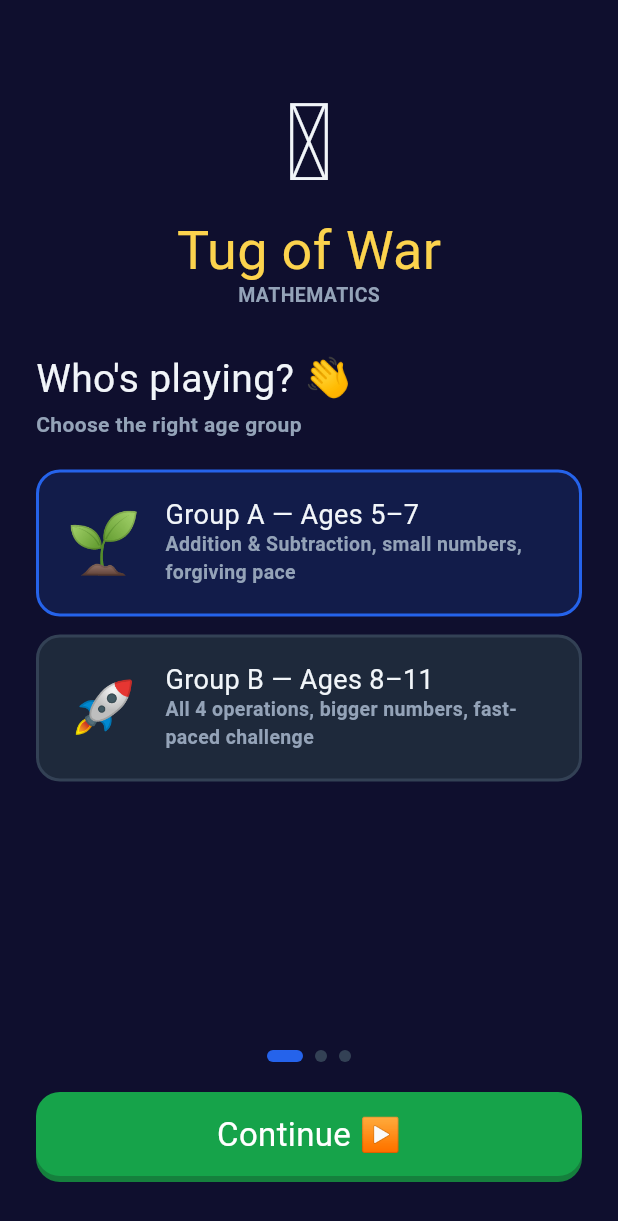
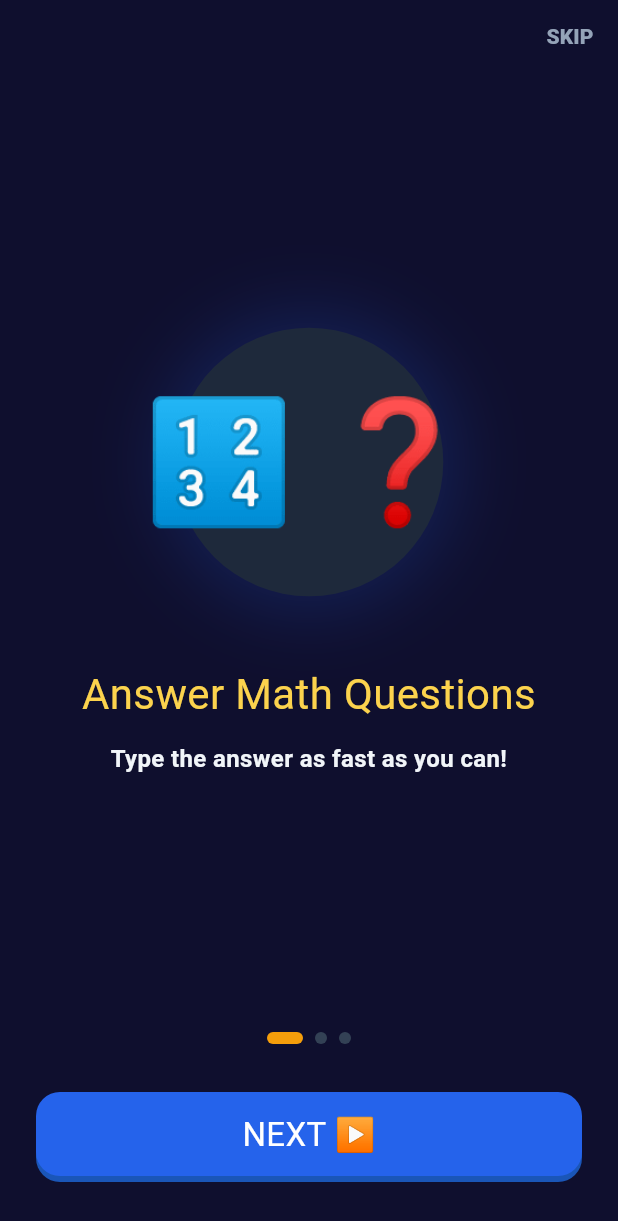
Before and after one commit to Zeeshndev/tug-of-war-game, a Flutter app: the OnboardingScreen screen opened directly, on a phone screen of 412 x 824 dp. Shown: the top 1221 px of the screen. Run offline on Flutter 3.47's test engine with Material 3 defaults, Android fonts, the phone set to English and light mode, and no system bars; our stand-ins replace confetti, flutter_riverpod, go_router, google_mobile_ads, just_audio, shared_preferences; accounts and stored records are empty; Roboto replaces fonts that are missing (Fredoka, Nunito).

Commit message:
feat(onboarding): implement UC-002 first-time tutorial and age selection

```diff
--- a/lib/screens/onboarding_screen.dart
+++ b/lib/screens/onboarding_screen.dart
@@ -3,7 +3,7 @@ import 'package:flutter_riverpod/flutter_riverpod.dart';
 import 'package:go_router/go_router.dart';
 import '../providers/app_providers.dart';
 import '../utils/theme.dart';
-import '../widgets/common_widgets.dart';
+import '../widgets/common_widgets.dart'; // Using your custom BigButton
 
 class OnboardingScreen extends ConsumerStatefulWidget {
   const OnboardingScreen({super.key});
@@ -13,20 +13,56 @@ class OnboardingScreen extends ConsumerStatefulWidget {
 }
 
 class _OnboardingScreenState extends ConsumerState<OnboardingScreen> {
-  int _step = 0;
-  String _selectedAge = 'A';
-  bool _soundOn = true;
+  final PageController _pageController = PageController();
+  int _currentSlide = 0;
+  bool _showAgeSelection = false;
 
-  void _next() async {
-    if (_step < 2) {
-      setState(() => _step++);
+  // Exact data from UC-002 Functional Requirements
+  final List<Map<String, String>> _slides = [
+    {
+      'icon': '🔢 ❓',
+      'title': 'Answer Math Questions',
+      'desc': 'Type the answer as fast as you can!'
+    },
+    {
+      'icon': '🪢 ⬅️',
+      'title': 'Pull the Rope!',
+      'desc': 'Every correct answer pulls the rope to your side.'
+    },
+    {
+      'icon': '🏆 🎉',
+      'title': 'Win the Match!',
+      'desc': 'Pull the rope all the way across to win!'
+    },
+  ];
+
+  void _onNext() {
+    if (_currentSlide < _slides.length - 1) {
+      _pageController.nextPage(
+        duration: const Duration(milliseconds: 300),
+        curve: Curves.easeIn,
+      );
     } else {
-      // Complete onboarding
-      await ref.read(profileProvider.notifier).setAgeGroup(_selectedAge);
-      await ref.read(profileProvider.notifier).setSound(_soundOn);
-      await ref.read(profileProvider.notifier).completeOnboarding();
-      if (mounted) context.go('/home');
+      setState(() => _showAgeSelection = true);
     }
+  }
+
+  void _onSkip() {
+    setState(() => _showAgeSelection = true);
+  }
+
+  Future<void> _completeOnboarding(String ageGroup) async {
+    // Save to local storage via your existing Riverpod providers
+    await ref.read(profileProvider.notifier).setAgeGroup(ageGroup);
+    await ref.read(profileProvider.notifier).completeOnboarding();
+
+    if (mounted) context.go('/home');
+  }
+
+  @override
+  void dispose() {
+    _pageController.dispose();
+    super.dispose();
   }
 
   @override
@@ -34,64 +70,139 @@ class _OnboardingScreenState extends ConsumerState<OnboardingScreen> {
     return Scaffold(
       backgroundColor: const Color(0xFF0F0F2E),
       body: SafeArea(
-        child: Padding(
-          padding: const EdgeInsets.all(24),
-          child: Column(
-            children: [
-              // Logo
-              const SizedBox(height: 20),
-              Text('🪢', style: const TextStyle(fontSize: 72)),
-              Text('Tug of War', style: AppTheme.display(36, color: AppTheme.yellowLight)),
-              Text(
-                'MATHEMATICS',
-                style: AppTheme.body(13, color: AppTheme.textSecondary),
-              ),
-              const SizedBox(height: 32),
-
-              // Step content
-              Expanded(child: _buildStep()),
-
-              // Dots
-              Row(
-                mainAxisAlignment: MainAxisAlignment.center,
-                children: List.generate(3, (i) => _Dot(active: i == _step)),
-              ),
-              const SizedBox(height: 20),
-
-              // Button
-              BigButton(
-                label: _step < 2 ? 'Continue ▶' : "Let's Play! 🎮",
-                onTap: _next,
-                color: AppTheme.green,
-                shadowColor: const Color(0xFF15803D),
-              ),
-              const SizedBox(height: 16),
-            ],
-          ),
+        child: AnimatedSwitcher(
+          duration: const Duration(milliseconds: 500),
+          child: _showAgeSelection ? _buildAgeSelection() : _buildTutorialSlides(),
         ),
       ),
     );
   }
 
-  Widget _buildStep() {
-    switch (_step) {
-      case 0:
-        return _AgeGroupStep(
-          selected: _selectedAge,
-          onSelect: (g) => setState(() => _selectedAge = g),
-        );
-      case 1:
-        return _SoundStep(
-          soundOn: _soundOn,
-          onToggle: (v) => setState(() => _soundOn = v),
-        );
-      case 2:
-        return const _PrivacyStep();
-      default:
-        return const SizedBox();
-    }
+  // ── 1. The Tutorial Slides View (UC-002) ──
+  Widget _buildTutorialSlides() {
+    return Column(
+      key: const ValueKey('slides'),
+      children: [
+        // Skip Button
+        Align(
+          alignment: Alignment.topRight,
+          child: TextButton(
+            onPressed: _onSkip,
+            child: Text('SKIP', style: AppTheme.body(14, color: AppTheme.textSecondary, weight: FontWeight.w800)),
+          ),
+        ),
+
+        // PageView for Slides
+        Expanded(
+          child: PageView.builder(
+            controller: _pageController,
+            onPageChanged: (index) => setState(() => _currentSlide = index),
+            itemCount: _slides.length,
+            itemBuilder: (context, index) {
+              final slide = _slides[index];
+              return Padding(
+                padding: const EdgeInsets.symmetric(horizontal: 40),
+                child: Column(
+                  mainAxisAlignment: MainAxisAlignment.center,
+                  children: [
+                    Container(
+                      padding: const EdgeInsets.all(32),
+                      decoration: BoxDecoration(
+                        color: AppTheme.bg2,
+                        shape: BoxShape.circle,
+                        boxShadow: [BoxShadow(color: AppTheme.blue.withOpacity(0.2), blurRadius: 40, spreadRadius: 10)],
+                      ),
+                      child: Text(slide['icon']!, style: const TextStyle(fontSize: 80)),
+                    ),
+                    const SizedBox(height: 50),
+                    Text(
+                      slide['title']!,
+                      style: AppTheme.display(28, color: AppTheme.yellowLight),
+                      textAlign: TextAlign.center,
+                    ),
+                    const SizedBox(height: 16),
+                    Text(
+                      slide['desc']!,
+                      style: AppTheme.body(16, color: AppTheme.textPrimary),
+                      textAlign: TextAlign.center,
+                    ),
+                  ],
+                ),
+              );
+            },
+          ),
+        ),
+
+        // Bottom Controls
+        Padding(
+          padding: const EdgeInsets.fromLTRB(24, 0, 24, 40),
+          child: Column(
+            children: [
+              // Dots Indicator
+              Row(
+                mainAxisAlignment: MainAxisAlignment.center,
+                children: List.generate(_slides.length, (i) => _Dot(active: i == _currentSlide)),
+              ),
+              const SizedBox(height: 32),
+              // Next / Let's Play Button
+              BigButton(
+                label: _currentSlide == _slides.length - 1 ? "LET'S PLAY! 🎮" : 'NEXT ▶',
+                onTap: _onNext,
+                color: AppTheme.blue,
+                shadowColor: const Color(0xFF1A56B8),
+              ),
+            ],
+          ),
+        ),
+      ],
+    );
+  }
+
+  // ── 2. The Age Selection View (UC-002) ──
+  Widget _buildAgeSelection() {
+    return Padding(
+      key: const ValueKey('age_selection'),
+      padding: const EdgeInsets.symmetric(horizontal: 24),
+      child: Column(
+        mainAxisAlignment: MainAxisAlignment.center,
+        crossAxisAlignment: CrossAxisAlignment.stretch,
+        children: [
+          const Center(child: Text('👋', style: TextStyle(fontSize: 80))),
+          const SizedBox(height: 20),
+          Text(
+            "Who's playing?",
+            style: AppTheme.display(32, color: Colors.white),
+            textAlign: TextAlign.center,
+          ),
+          const SizedBox(height: 8),
+          Text(
+            'Choose your age group for the best math challenges!',
+            style: AppTheme.body(16, color: AppTheme.textSecondary),
+            textAlign: TextAlign.center,
+          ),
+          const SizedBox(height: 50),
+
+          _AgeCard(
+            emoji: '🌱',
+            title: 'Group A: Ages 5-7',
+            desc: 'Addition & Subtraction, forgiving pace',
+            onTap: () => _completeOnboarding('A'),
+          ),
+          const SizedBox(height: 20),
+
+          _AgeCard(
+            emoji: '🚀',
+            title: 'Group B: Ages 8-11',
+            desc: 'All 4 operations, fast-paced challenge',
+            onTap: () => _completeOnboarding('B'),
+          ),
+        ],
+      ),
+    );
   }
 }
+
+// ── Reusable UI Components ──
 
 class _Dot extends StatelessWidget {
   final bool active;
@@ -105,70 +216,31 @@ class _Dot extends StatelessWidget {
       width: active ? 24 : 8,
       height: 8,
       decoration: BoxDecoration(
-        color: active ? AppTheme.blue : AppTheme.bg3,
+        color: active ? AppTheme.yellow : AppTheme.bg3,
         borderRadius: BorderRadius.circular(4),
       ),
     );
   }
 }
 
-class _AgeGroupStep extends StatelessWidget {
-  final String selected;
-  final ValueChanged<String> onSelect;
-
-  const _AgeGroupStep({required this.selected, required this.onSelect});
-
-  @override
-  Widget build(BuildContext context) {
-    return Column(
-      crossAxisAlignment: CrossAxisAlignment.start,
-      children: [
-        Text("Who's playing? 👋", style: AppTheme.display(26)),
-        const SizedBox(height: 6),
-        Text('Choose the right age group', style: AppTheme.body(14, color: AppTheme.textSecondary)),
-        const SizedBox(height: 20),
-        _AgeCard(
-          emoji: '🌱', title: 'Group A — Ages 5–7',
-          desc: 'Addition & Subtraction, small numbers, forgiving pace',
-          selected: selected == 'A',
-          onTap: () => onSelect('A'),
-        ),
-        const SizedBox(height: 12),
-        _AgeCard(
-          emoji: '🚀', title: 'Group B — Ages 8–11',
-          desc: 'All 4 operations, bigger numbers, fast-paced challenge',
-          selected: selected == 'B',
-          onTap: () => onSelect('B'),
-        ),
-      ],
-    );
-  }
-}
-
 class _AgeCard extends StatelessWidget {
   final String emoji, title, desc;
-  final bool selected;
   final VoidCallback onTap;
 
   const _AgeCard({
-    required this.emoji, required this.title, required this.desc,
-    required this.selected, required this.onTap,
+    required this.emoji, required this.title, required this.desc, required this.onTap,
   });
 
   @override
   Widget build(BuildContext context) {
     return GestureDetector(
       onTap: onTap,
-      child: AnimatedContainer(
-        duration: const Duration(milliseconds: 200),
-        padding: const EdgeInsets.all(18),
+      child: Container(
+        padding: const EdgeInsets.all(20),
         decoration: BoxDecoration(
-          color: selected ? AppTheme.blue.withOpacity(0.15) : AppTheme.bg2,
-          borderRadius: BorderRadius.circular(AppTheme.radius),
-          border: Border.all(
-            color: selected ? AppTheme.blue : AppTheme.bg3,
-            width: 2,
-          ),
+          color: AppTheme.bg2,
+          borderRadius: BorderRadius.circular(16),
+          border: Border.all(color: AppTheme.bg3, width: 2),
         ),
         child: Row(
           children: [
@@ -178,7 +250,7 @@ class _AgeCard extends StatelessWidget {
               child: Column(
                 crossAxisAlignment: CrossAxisAlignment.start,
                 children: [
-                  Text(title, style: AppTheme.display(18)),
+                  Text(title, style: AppTheme.display(18, color: AppTheme.yellowLight)),
                   Text(desc, style: AppTheme.body(13, color: AppTheme.textSecondary)),
                 ],
               ),
@@ -189,108 +261,3 @@ class _AgeCard extends StatelessWidget {
     );
   }
 }
-
-class _SoundStep extends StatelessWidget {
-  final bool soundOn;
-  final ValueChanged<bool> onToggle;
-
-  const _SoundStep({required this.soundOn, required this.onToggle});
-
-  @override
-  Widget build(BuildContext context) {
-    return Column(
-      crossAxisAlignment: CrossAxisAlignment.start,
-      children: [
-        Text('Sound effects? 🔊', style: AppTheme.display(26)),
-        const SizedBox(height: 6),
-        Text('You can change this anytime in Settings', style: AppTheme.body(14, color: AppTheme.textSecondary)),
-        const SizedBox(height: 20),
-        Row(
-          children: [
-            _SoundBtn(emoji: '🔊', label: 'Sound ON', selected: soundOn, onTap: () => onToggle(true)),
-            const SizedBox(width: 12),
-            _SoundBtn(emoji: '🔇', label: 'Sound OFF', selected: !soundOn, onTap: () => onToggle(false)),
-          ],
-        ),
-      ],
-    );
-  }
-}
-
-class _SoundBtn extends StatelessWidget {
-  final String emoji, label;
-  final bool selected;
-  final VoidCallback onTap;
-
-  const _SoundBtn({required this.emoji, required this.label, required this.selected, required this.onTap});
-
-  @override
-  Widget build(BuildContext context) {
-    return Expanded(
-      child: GestureDetector(
-        onTap: onTap,
-        child: AnimatedContainer(
-          duration: const Duration(milliseconds: 200),
-          padding: const EdgeInsets.all(20),
-          decoration: BoxDecoration(
-            color: selected ? AppTheme.green.withOpacity(0.15) : AppTheme.bg2,
-            borderRadius: BorderRadius.circular(AppTheme.radius),
-            border: Border.all(color: selected ? AppTheme.green : AppTheme.bg3, width: 2),
-          ),
-          child: Column(
-            children: [
-              Text(emoji, style: const TextStyle(fontSize: 36)),
-              const SizedBox(height: 8),
-              Text(label, style: AppTheme.body(14)),
-            ],
-          ),
-        ),
-      ),
-    );
-  }
-}
-
-class _PrivacyStep extends StatelessWidget {
-  const _PrivacyStep();
-
-  @override
-  Widget build(BuildContext context) {
-    return Column(
-      crossAxisAlignment: CrossAxisAlignment.start,
-      children: [
-        Text('Safe & Private 🛡️', style: AppTheme.display(26)),
-        const SizedBox(height: 16),
-        Container(
-          padding: const EdgeInsets.all(20),
-          decoration: BoxDecoration(
-            color: AppTheme.purple.withOpacity(0.1),
-            borderRadius: BorderRadius.circular(AppTheme.radius),
-            border: Border.all(color: AppTheme.purple.withOpacity(0.3)),
-          ),
-          child: Column(
-            crossAxisAlignment: CrossAxisAlignment.start,
-            children: [
-              Text("Your child's privacy matters.", style: AppTheme.body(16, weight: FontWeight.w800)),
-              const SizedBox(height: 14),
-              for (final item in [
-                '✅  No personal data collected',
-                '✅  No account required to play',
-                '✅  All data stays on this device',
-                '✅  Parent settings behind a gate',
-              ])
-                Padding(
-                  padding: const EdgeInsets.only(bottom: 8),
-                  child: Text(item, style: AppTheme.body(14)),
-                ),
-              const SizedBox(height: 6),
-              Text(
-                'Parent controls are available in Settings to adjust difficulty, time limits, and ads.',
-                style: AppTheme.body(13, color: AppTheme.textSecondary),
-              ),
-            ],
-          ),
-        ),
-      ],
-    );
-  }
-}
--- a/lib/services/storage_service.dart
+++ b/lib/services/storage_service.dart
@@ -2,6 +2,12 @@ import 'package:shared_preferences/shared_preferences.dart';
 import 'dart:convert';
 import 'dart:math';
 import '../models/game_models.dart';
+
+
+
+
+
+
 
 class StorageService {
   static SharedPreferences? _prefs;
--- a/lib/utils/router.dart
+++ b/lib/utils/router.dart
@@ -6,6 +6,7 @@ import '../screens/shop_screen.dart';
 import '../screens/leaderboard_screen.dart';
 import '../screens/progress_screen.dart';
 import '../screens/countdown_screen.dart';
+import '../screens/onboarding_screen.dart';
 
 class AppRouter {
   static final router = GoRouter(
@@ -18,7 +19,7 @@ class AppRouter {
       GoRoute(
         path: '/onboarding',
         // Fallback to Home temporarily. We will replace this with OnboardingScreen in UC-002.
-        builder: (context, state) => const HomeScreen(),
+        builder: (context, state) => const OnboardingScreen(),
       ),
       GoRoute(
         path: '/home',
```
